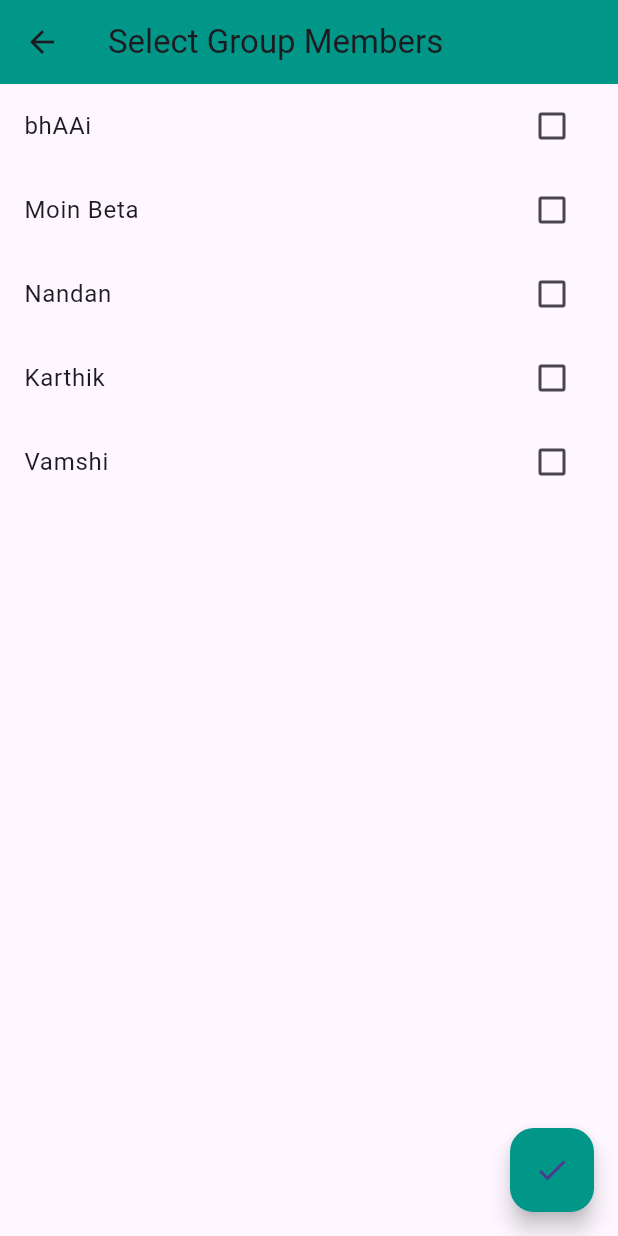
After one commit to raorupesh/SpendMate, a Flutter app: the AddGroupMembersPage screen opened directly, on a phone screen of 412 x 824 dp. The commit adds this screen. Run offline on Flutter 3.47's test engine with Material 3 defaults, Android fonts, the phone set to English and light mode, and no system bars; our stand-ins replace intl_phone_field.

Commit message:
Add Group Members

```diff
--- /dev/null
+++ b/lib/screens/add_group_members_page.dart
@@ -0,0 +1,47 @@
+import 'package:flutter/material.dart';
+
+class AddGroupMembersPage extends StatefulWidget {
+  const AddGroupMembersPage({super.key});
+
+  @override
+  _AddGroupMembersPageState createState() => _AddGroupMembersPageState();
+}
+
+class _AddGroupMembersPageState extends State<AddGroupMembersPage> {
+  final List<String> friends = ["bhAAi", "Moin Beta", "Nandan", "Karthik", "Vamshi"];
+  final Set<String> selectedFriends = {};
+
+  @override
+  Widget build(BuildContext context) {
+    return Scaffold(
+      appBar: AppBar(
+        title: const Text("Select Group Members"),
+        backgroundColor: Colors.teal,
+      ),
+      body: ListView(
+        children: friends.map((friend) {
+          return CheckboxListTile(
+            title: Text(friend),
+            value: selectedFriends.contains(friend),
+            onChanged: (bool? value) {
+              setState(() {
+                if (value == true) {
+                  selectedFriends.add(friend);
+                } else {
+                  selectedFriends.remove(friend);
+                }
+              });
+            },
+          );
+        }).toList(),
+      ),
+      floatingActionButton: FloatingActionButton(
+        backgroundColor: Colors.teal,
+        onPressed: () {
+          Navigator.pop(context, selectedFriends.toList());
+        },
+        child: const Icon(Icons.check),
+      ),
+    );
+  }
+}
```
Also changed, not shown: lib/screens/groups_page.dart (+41 -11 lines).
